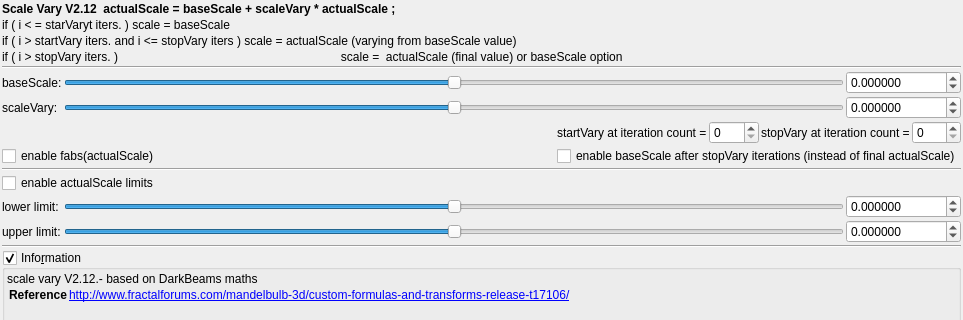
Qt form mandelbulber2/formula/ui/fractal_transf_scale_vary_v212.ui (buddhi1980/mandelbulber2) before a commit; both pictures show x 0 to 963 and y 0 to 320 of the 963 by 1146 pixel window.
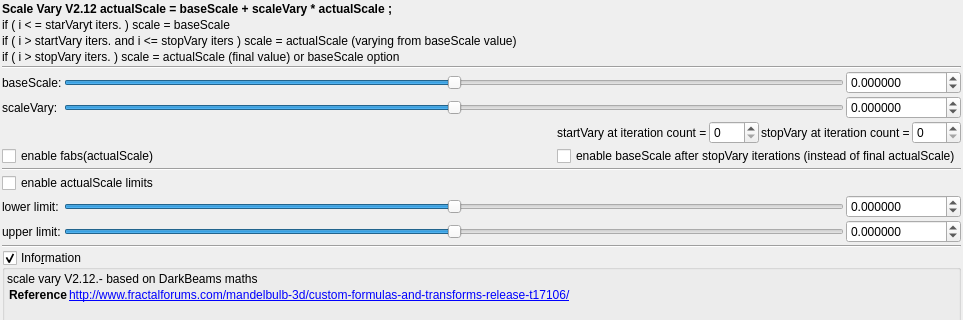
The same form after that commit. Custom widgets are drawn as their Qt base class.

The edit to the form file:
```diff
--- a/mandelbulber2/formula/ui/fractal_transf_scale_vary_v212.ui
+++ b/mandelbulber2/formula/ui/fractal_transf_scale_vary_v212.ui
@@ -48,7 +48,7 @@
      <item row="3" column="0" colspan="3">
       <widget class="QLabel" name="label_157">
        <property name="text">
-        <string>if ( i &gt; stopVary iters. )                                                                   scale =  actualScale (final value) or baseScale option</string>
+        <string>if ( i &gt; stopVary iters. ) scale = actualScale (final value) or baseScale option</string>
        </property>
       </widget>
      </item>
@@ -61,7 +61,7 @@
         </font>
        </property>
        <property name="text">
-        <string>Scale Vary V2.12  actualScale = baseScale + scaleVary * actualScale ;</string>
+        <string>Scale Vary V2.12 actualScale = baseScale + scaleVary * actualScale ;</string>
        </property>
       </widget>
      </item>
```
Left out of the diff: 4 changed lines with no effect on the pictures.
